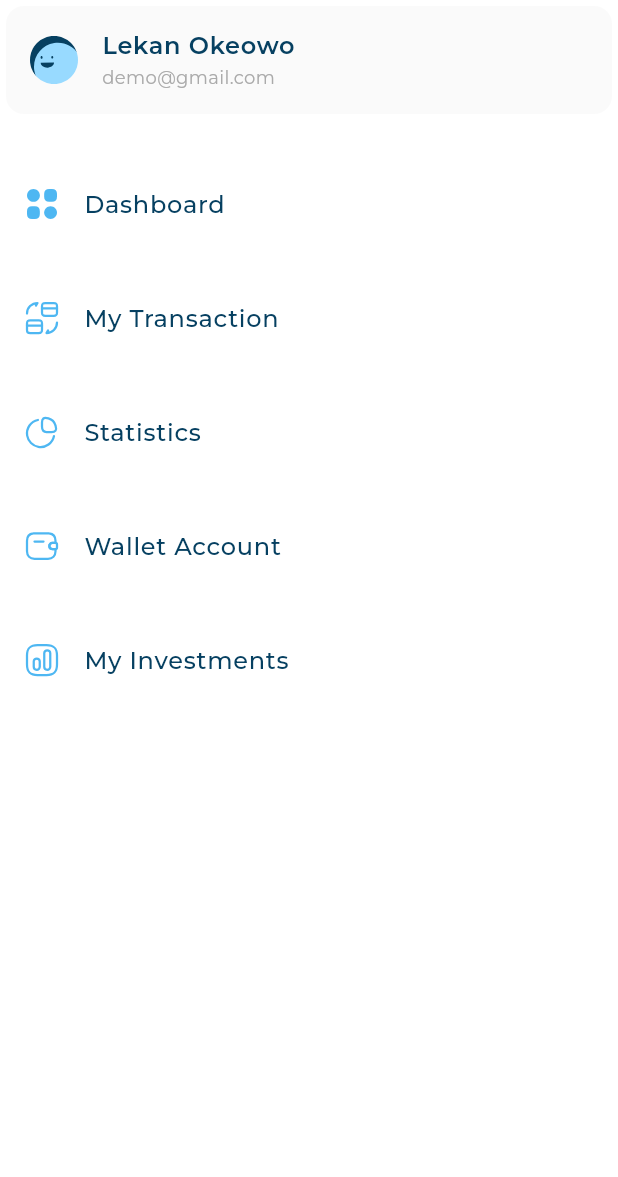
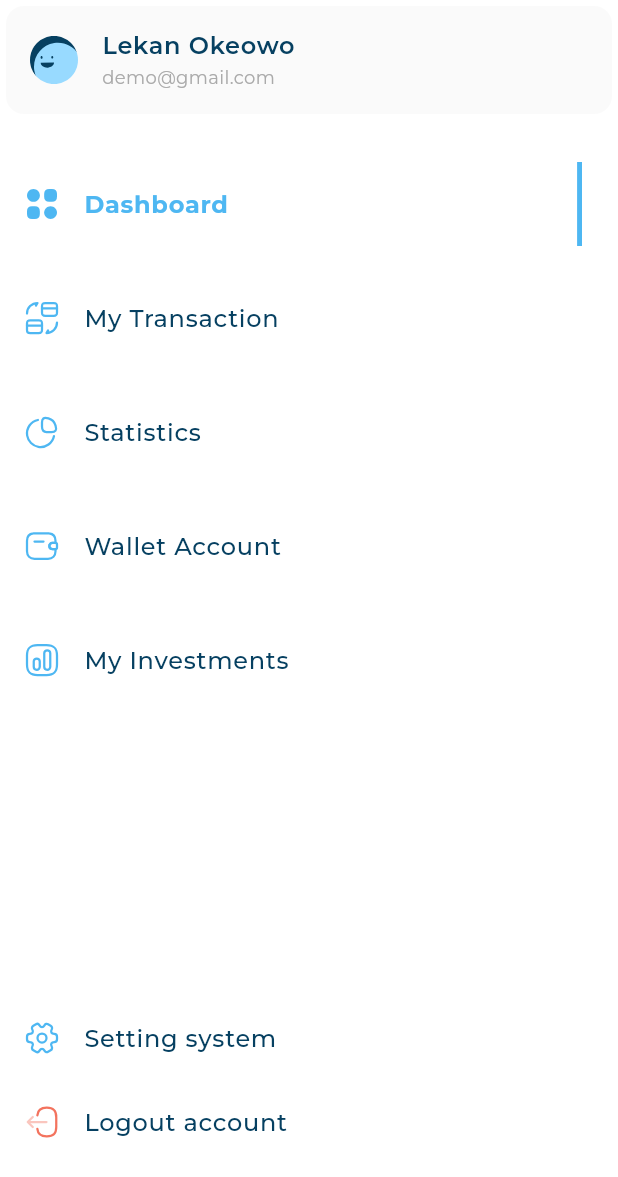
Before and after one commit to Mahmoudelnagar5/responsive_dash_board, a Flutter app: the CustomDrawer widget shown alone on an empty page, opened directly, on a phone screen of 412 x 824 dp. Shown: the top 1177 px of the screen. Run offline on Flutter 3.47's test engine with Material 3 defaults, Android fonts, the phone set to English and light mode, and no system bars; our stand-ins replace flutter_svg; project files that could hold a hidden picture were left out.

Commit message:
finish custom drawer

```diff
--- /dev/null
+++ b/lib/widgets/active_and_inactive_item.dart
@@ -0,0 +1,51 @@
+import 'package:flutter/material.dart';
+import 'package:flutter_svg/svg.dart';
+
+import '../models/drawer_item_model.dart';
+import '../utils/app_styles.dart';
+
+class ActiveDrawerItem extends StatelessWidget {
+  const ActiveDrawerItem({
+    super.key,
+    required this.drawerItemModel,
+  });
+
+  final DrawerItemModel drawerItemModel;
+
+  @override
+  Widget build(BuildContext context) {
+    return ListTile(
+      leading: SvgPicture.asset(drawerItemModel.icon),
+      title: Text(
+        drawerItemModel.title,
+        style: AppStyles.styleBold16,
+      ),
+      trailing: Container(
+        decoration: const BoxDecoration(
+          color: Color(0xFF4EB7F2),
+        ),
+        width: 3.27,
+      ),
+    );
+  }
+}
+
+class InActiveDrawerItem extends StatelessWidget {
+  const InActiveDrawerItem({
+    super.key,
+    required this.drawerItemModel,
+  });
+
+  final DrawerItemModel drawerItemModel;
+
+  @override
+  Widget build(BuildContext context) {
+    return ListTile(
+      leading: SvgPicture.asset(drawerItemModel.icon),
+      title: Text(
+        drawerItemModel.title,
+        style: AppStyles.styleMedium16,
+      ),
+    );
+  }
+}
--- a/lib/widgets/custom_drawer.dart
+++ b/lib/widgets/custom_drawer.dart
@@ -1,4 +1,6 @@
 import 'package:flutter/material.dart';
+import 'package:responsive_dash_board/models/drawer_item_model.dart';
+import 'package:responsive_dash_board/widgets/active_and_inactive_item.dart';
 
 import 'package:responsive_dash_board/widgets/drawer_items_list_view.dart';
 import 'package:responsive_dash_board/widgets/user_info_list_tile.dart';
@@ -22,6 +24,22 @@ class CustomDrawer extends StatelessWidget {
             height: 8,
           ),
           DrawerItemsListView(),
+          Expanded(child: SizedBox()),
+          InActiveDrawerItem(
+            drawerItemModel: DrawerItemModel(
+              title: 'Setting system',
+              icon: Assets.imagesSettings,
+            ),
+          ),
+          InActiveDrawerItem(
+            drawerItemModel: DrawerItemModel(
+              title: 'Logout account',
+              icon: Assets.imagesLogout,
+            ),
+          ),
+          SizedBox(
+            height: 48,
+          ),
         ],
       ),
     );
--- a/lib/widgets/drawer_item.dart
+++ b/lib/widgets/drawer_item.dart
@@ -1,6 +1,5 @@
 import 'package:flutter/material.dart';
-import 'package:flutter_svg/flutter_svg.dart';
-import 'package:responsive_dash_board/utils/app_styles.dart';
+import 'package:responsive_dash_board/widgets/active_and_inactive_item.dart';
 
 import '../models/drawer_item_model.dart';
 
@@ -11,12 +10,8 @@ class DrawerItem extends StatelessWidget {
   final bool isActive;
   @override
   Widget build(BuildContext context) {
-    return ListTile(
-      leading: SvgPicture.asset(drawerItemModel.icon),
-      title: Text(
-        drawerItemModel.title,
-        style: AppStyles.styleMedium16,
-      ),
-    );
+    return isActive
+        ? ActiveDrawerItem(drawerItemModel: drawerItemModel)
+        : InActiveDrawerItem(drawerItemModel: drawerItemModel);
   }
 }
```
